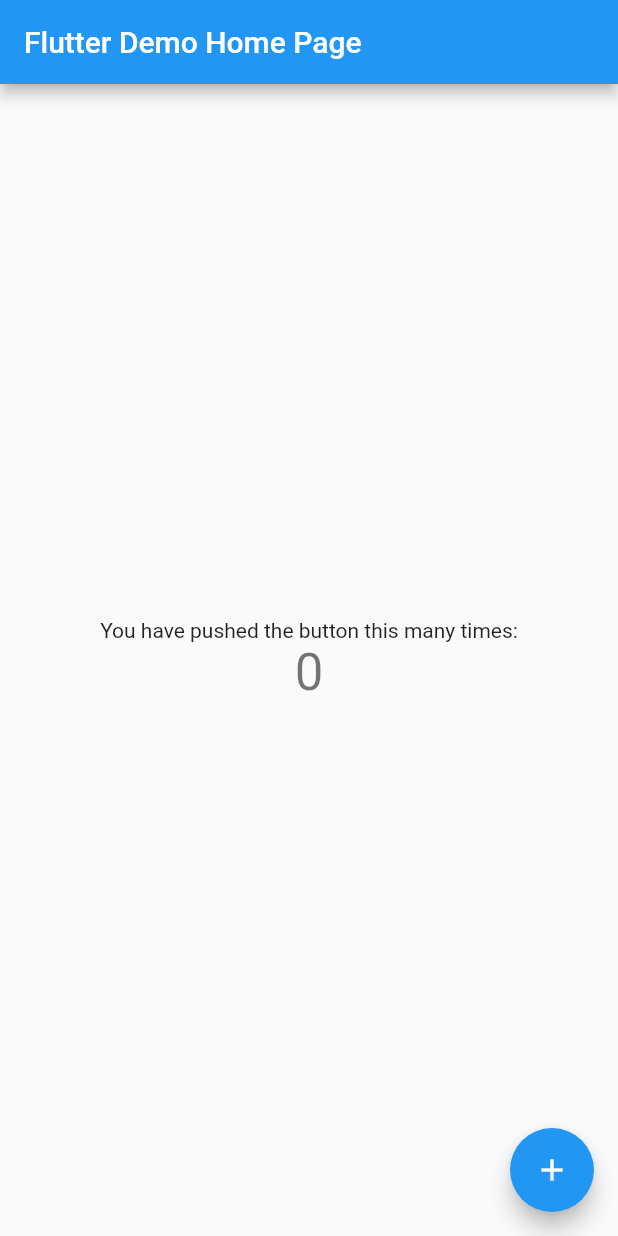
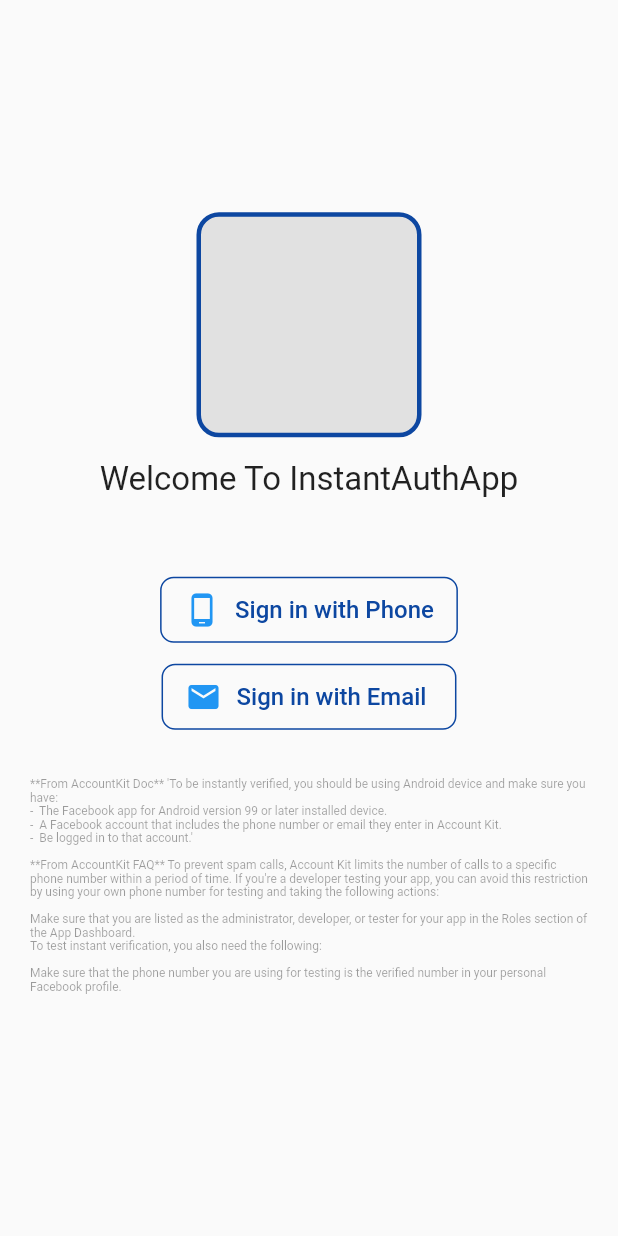
Before and after one commit to khalidfsh/instant_verification_app, a Flutter app: the screen it shows after launch, on a phone screen of 412 x 824 dp. Run offline on Flutter 3.47's test engine with Material 2 defaults, Android fonts, the phone set to English and light mode, and no system bars; missing offline and left inert: flutter_account_kit.

Commit message:
Add completed project's code library

```diff
--- /dev/null
+++ b/lib/instant_auth.dart
@@ -0,0 +1,234 @@
+import 'dart:async';
+import 'package:flutter/material.dart';
+import 'package:provider/provider.dart';
+import 'package:flutter_account_kit/flutter_account_kit.dart';
+import 'package:instant_verification_app/home_page.dart';
+import 'package:instant_verification_app/sign_in_page.dart';
+
+
+class InstantAuthApp extends StatefulWidget {
+  const InstantAuthApp({Key key, this.home}) : super(key: key);
+
+  final Widget home;
+  @override
+  _InstantAuthAppState createState() => _InstantAuthAppState();
+}
+
+class _InstantAuthAppState extends State<InstantAuthApp> {
+  InstantAuth instantAuth;
+
+  @override
+  void initState() {
+    super.initState();
+    instantAuth = InstantAuth();
+  }
+
+  @override
+  Widget build(BuildContext context) {
+    return MaterialApp(
+      debugShowCheckedModeBanner: false,
+      title: 'Instant Auth',
+      theme: ThemeData(
+        primarySwatch: Colors.grey,
+      ),
+      home: ChangeNotifierProvider<InstantAuth>.value(
+        value: instantAuth,
+        child: AnimatedSwitcher(
+          duration: Duration(seconds: 5),
+          child: Container(
+            key: ValueKey<int>(instantAuth.state.hashCode),
+            child: InstantAuhtPage(),
+          ),
+        ),
+      ),
+    );
+  }
+}
+
+class InstantAuhtPage extends StatelessWidget {
+  const InstantAuhtPage({Key key}) : super(key: key);
+
+  @override
+  Widget build(BuildContext context) {
+    return Container(
+      child: buildHomePage(context),
+    );
+  }
+
+  buildHomePage(BuildContext context) {
+    switch (Provider.of<InstantAuth>(context).state) {
+      case AuthState.Loading:
+        return bulidProgressIndicatorPage();
+      case AuthState.NotSignedIn:
+        return SignInPage();
+      case AuthState.SignedIn:
+        return HomePage();
+      case AuthState.HasError:
+        return bulidErrorWidgetPage(context);
+      default:
+    }
+  }
+
+  bulidProgressIndicatorPage() {
+    return Scaffold(
+      body: Center(
+        child: SizedBox(
+          height: 148.0,
+          width: 148.0,
+          child: CircularProgressIndicator(
+            value: null,
+            valueColor: AlwaysStoppedAnimation<Color>(Colors.blue),
+          ),
+        ),
+      ),
+    );
+  }
+
+  bulidErrorWidgetPage(BuildContext context) {
+    return Scaffold(
+      body: Center(
+        child: Column(
+          crossAxisAlignment: CrossAxisAlignment.center,
+          mainAxisAlignment: MainAxisAlignment.center,
+          children: <Widget>[
+            Icon(
+              Icons.error_outline,
+              color: Colors.blue,
+              size: 148,
+            ),
+            SizedBox(height: 30),
+            Text(
+              Provider.of<InstantAuth>(context).error.toString(),
+              style: TextStyle(fontSize: 12, color: Colors.red),
+            ),
+          ],
+        ),
+      ),
+    );
+  }
+}
+
+enum AuthType { Email, Phone }
+enum AuthState { NotSignedIn, SignedIn, Loading, HasError }
+
+class InstantAuth with ChangeNotifier {
+  var _accountKit = FlutterAccountKit();
+  Account _account;
+  AccessToken _accessToken;
+  AuthState _state;
+  Error _error;
+  Account get account => _account;
+  AccessToken get accessToken => _accessToken;
+  AuthState get state => _state;
+  Error get error => _error;
+
+  InstantAuth() {
+    _state = AuthState.Loading;
+    _initAccountKit().then((v) {
+      updateAuthState();
+    });
+  }
+
+  _initAccountKit() async {
+    print('AccountKit: Initialising...');
+    //final theme = AccountKitTheme();
+    final config = Config(
+      readPhoneStateEnabled: true,
+      facebookNotificationsEnabled: true,
+      responseType: ResponseType.token,
+      titleType: TitleType.appName,
+      receiveSMS: true,
+      //theme: Theme,
+      initialAuthState: '99',
+      initialPhoneNumber: PhoneNumber(countryCode: '966'),
+    );
+    try {
+      await _accountKit.configure(config);
+      print('Account Kit: Initialised ✓');
+    } catch (e) {
+      print('AccountKit: Error while initialising:${e.toString()}');
+      _error = e;
+      _state = AuthState.HasError;
+    }
+    notifyListeners();
+  }
+
+  _authNewAccount(AuthType type) async {
+    LoginResult result;
+    _state = AuthState.Loading;
+    notifyListeners();
+
+    try {
+      result = (type == AuthType.Phone)
+          ? await _accountKit.logInWithPhone()
+          : await _accountKit.logInWithEmail();
+
+      switch (result.status) {
+        case LoginStatus.loggedIn:
+          _state = AuthState.SignedIn;
+          await updateAuthState();
+          break;
+        case LoginStatus.cancelledByUser:
+          _state = AuthState.NotSignedIn;
+          break;
+        case LoginStatus.error:
+          _state = AuthState.HasError;
+          print(
+              'AccountKit: Error while Login account: ${result.errorMessage} ');
+          break;
+      }
+    } catch (e) {
+      print('AccountKit: Error while Login account:${e.toString()}');
+
+      _state = AuthState.HasError;
+      _error = e;
+    }
+    notifyListeners();
+  }
+
+  updateAuthState() async {
+    try {
+      if (await _accountKit.isLoggedIn) {
+        print('AccountKit: isLoggedIn: true');
+        _account = await _accountKit.currentAccount;
+        print('AccountKit: AccountId:${account.accountId} ');
+        print('AccountKit: PhoneNumber:${account.phoneNumber} ');
+        print('AccountKit: Email:${account.email} ');
+        _accessToken = await _accountKit.currentAccessToken;
+        print('AccountKit: AccessToken:${accessToken.token} ');
+        _state = AuthState.SignedIn;
+      } else {
+        print('AccountKit: isLoggedIn: false');
+
+        _state = AuthState.NotSignedIn;
+      }
+    } catch (e) {
+      print('AccountKit: Error while updating account state:${e.toString()}');
+      _state = AuthState.HasError;
+      _error = e;
+    }
+    notifyListeners();
+  }
+
+  Future<void> signInWithPhone() async {
+    return this._authNewAccount(AuthType.Phone);
+  }
+
+  Future<void> signInWithEmail() async {
+    return this._authNewAccount(AuthType.Email);
+  }
+
+  logOut() async {
+    _state = AuthState.Loading;
+    notifyListeners();
+    try {
+      await _accountKit.logOut();
+      _state = AuthState.NotSignedIn;
+    } catch (e) {
+      print('AccountKit: Error while Logging out:${e.toString()}');
+      _state = AuthState.HasError;
+      _error = e;
+    }
+    notifyListeners();
+  }
+}
--- a/lib/main.dart
+++ b/lib/main.dart
@@ -1,111 +1,5 @@
 import 'package:flutter/material.dart';
+import 'package:instant_verification_app/instant_auth.dart';
+import 'package:instant_verification_app/home_page.dart';
 
-void main() => runApp(MyApp());
-
-class MyApp extends StatelessWidget {
-  // This widget is the root of your application.
-  @override
-  Widget build(BuildContext context) {
-    return MaterialApp(
-      title: 'Flutter Demo',
-      theme: ThemeData(
-        // This is the theme of your application.
-        //
-        // Try running your application with "flutter run". You'll see the
-        // application has a blue toolbar. Then, without quitting the app, try
-        // changing the primarySwatch below to Colors.green and then invoke
-        // "hot reload" (press "r" in the console where you ran "flutter run",
-        // or simply save your changes to "hot reload" in a Flutter IDE).
-        // Notice that the counter didn't reset back to zero; the application
-        // is not restarted.
-        primarySwatch: Colors.blue,
-      ),
-      home: MyHomePage(title: 'Flutter Demo Home Page'),
-    );
-  }
-}
-
-class MyHomePage extends StatefulWidget {
-  MyHomePage({Key key, this.title}) : super(key: key);
-
-  // This widget is the home page of your application. It is stateful, meaning
-  // that it has a State object (defined below) that contains fields that affect
-  // how it looks.
-
-  // This class is the configuration for the state. It holds the values (in this
-  // case the title) provided by the parent (in this case the App widget) and
-  // used by the build method of the State. Fields in a Widget subclass are
-  // always marked "final".
-
-  final String title;
-
-  @override
-  _MyHomePageState createState() => _MyHomePageState();
-}
-
-class _MyHomePageState extends State<MyHomePage> {
-  int _counter = 0;
-
-  void _incrementCounter() {
-    setState(() {
-      // This call to setState tells the Flutter framework that something has
-      // changed in this State, which causes it to rerun the build method below
-      // so that the display can reflect the updated values. If we changed
-      // _counter without calling setState(), then the build method would not be
-      // called again, and so nothing would appear to happen.
-      _counter++;
-    });
-  }
-
-  @override
-  Widget build(BuildContext context) {
-    // This method is rerun every time setState is called, for instance as done
-    // by the _incrementCounter method above.
-    //
-    // The Flutter framework has been optimized to make rerunning build methods
-    // fast, so that you can just rebuild anything that needs updating rather
-    // than having to individually change instances of widgets.
-    return Scaffold(
-      appBar: AppBar(
-        // Here we take the value from the MyHomePage object that was created by
-        // the App.build method, and use it to set our appbar title.
-        title: Text(widget.title),
-      ),
-      body: Center(
-        // Center is a layout widget. It takes a single child and positions it
-        // in the middle of the parent.
-        child: Column(
-          // Column is also layout widget. It takes a list of children and
-          // arranges them vertically. By default, it sizes itself to fit its
-          // children horizontally, and tries to be as tall as its parent.
-          //
-          // Invoke "debug painting" (press "p" in the console, choose the
-          // "Toggle Debug Paint" action from the Flutter Inspector in Android
-          // Studio, or the "Toggle Debug Paint" command in Visual Studio Code)
-          // to see the wireframe for each widget.
-          //
-          // Column has various properties to control how it sizes itself and
-          // how it positions its children. Here we use mainAxisAlignment to
-          // center the children vertically; the main axis here is the vertical
-          // axis because Columns are vertical (the cross axis would be
-          // horizontal).
-          mainAxisAlignment: MainAxisAlignment.center,
-          children: <Widget>[
-            Text(
-              'You have pushed the button this many times:',
-            ),
-            Text(
-              '$_counter',
-              style: Theme.of(context).textTheme.display1,
-            ),
-          ],
-        ),
-      ),
-      floatingActionButton: FloatingActionButton(
-        onPressed: _incrementCounter,
-        tooltip: 'Increment',
-        child: Icon(Icons.add),
-      ), // This trailing comma makes auto-formatting nicer for build methods.
-    );
-  }
-}
+void main() => runApp(InstantAuthApp(home: HomePage(),));
--- /dev/null
+++ b/lib/sign_in_page.dart
@@ -0,0 +1,104 @@
+import 'package:flutter/material.dart';
+import 'package:provider/provider.dart';
+
+import 'instant_auth.dart';
+
+class SignInPage extends StatelessWidget {
+  const SignInPage({Key key}) : super(key: key);
+
+  @override
+  Widget build(BuildContext context) {
+    return Scaffold(
+      body: Center(
+        child: Column(
+          crossAxisAlignment: CrossAxisAlignment.center,
+          mainAxisAlignment: MainAxisAlignment.center,
+          mainAxisSize: MainAxisSize.max,
+          children: <Widget>[
+            SizedBox(
+              width: 150,
+              height: 150,
+              child: Container(
+                decoration: BoxDecoration(
+                  color: Colors.black.withOpacity(0.1),
+                  borderRadius: BorderRadius.circular(15),
+                  border: Border.all(width: 3, color: Colors.blue.shade900),
+                ),
+              ),
+            ),
+            SizedBox(height: 15),
+            Text(
+              'Welcome To InstantAuthApp',
+              style: TextStyle(fontSize: 22, color: Colors.black87),
+            ),
+            SizedBox(height: 50),
+            buildSignInButton(
+              icon: Icons.phone_android,
+              text: 'Sign in with Phone',
+              onPressed: Provider.of<InstantAuth>(context).signInWithPhone,
+            ),
+            SizedBox(height: 10),
+            buildSignInButton(
+              icon: Icons.mail,
+              text: 'Sign in with Email ',
+              onPressed: Provider.of<InstantAuth>(context).signInWithEmail,
+            ),
+            SizedBox(height: 10),
+            Padding(
+              padding: const EdgeInsets.all(20.0),
+              child: Text(
+                '''**From AccountKit Doc** 'To be instantly verified, you should be using Android device and make sure you have:
+-  The Facebook app for Android version 99 or later installed device.
+-  A Facebook account that includes the phone number or email they enter in Account Kit.
+-  Be logged in to that account.'
+
+**From AccountKit FAQ** To prevent spam calls, Account Kit limits the number of calls to a specific phone number within a period of time. If you're a developer testing your app, you can avoid this restriction by using your own phone number for testing and taking the following actions:
+
+Make sure that you are listed as the administrator, developer, or tester for your app in the Roles section of the App Dashboard.
+To test instant verification, you also need the following:
+
+Make sure that the phone number you are using for testing is the verified number in your personal Facebook profile.''',
+                style: TextStyle(color: Colors.black38, fontSize: 8),
+              ),
+            ),
+          ],
+        ),
+      ),
+    );
+  }
+
+  Widget buildSignInButton({IconData icon, String text, Function onPressed}) {
+    return OutlineButton(
+      splashColor: Colors.blue,
+      onPressed: onPressed,
+      shape: RoundedRectangleBorder(borderRadius: BorderRadius.circular(9)),
+      highlightElevation: 0,
+      highlightedBorderColor: Colors.white,
+      borderSide: BorderSide(color: Colors.blue.shade900),
+      child: Padding(
+        padding: const EdgeInsets.fromLTRB(0, 10, 0, 10),
+        child: Row(
+          mainAxisSize: MainAxisSize.min,
+          mainAxisAlignment: MainAxisAlignment.center,
+          children: <Widget>[
+            Icon(
+              icon,
+              size: 24,
+              color: Colors.blue,
+            ),
+            Padding(
+              padding: const EdgeInsets.only(left: 10),
+              child: Text(
+                text,
+                style: TextStyle(
+                  fontSize: 16,
+                  color: Colors.blue.shade900,
+                ),
+              ),
+            )
+          ],
+        ),
+      ),
+    );
+  }
+}
```
Also changed, not shown: lib/home_page.dart (added, +109 -0 lines).
